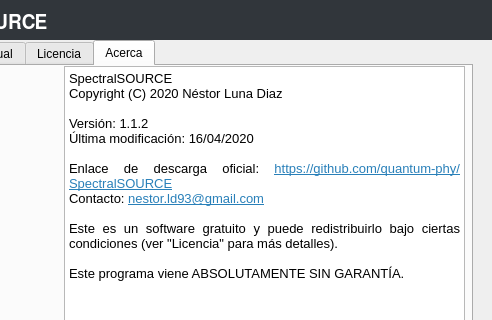
Qt form main.ui (nestor-ld93/SpectralSOURCE) before a commit; both pictures show x 308 to 800 and y 0 to 320 of the 800 by 600 pixel window.
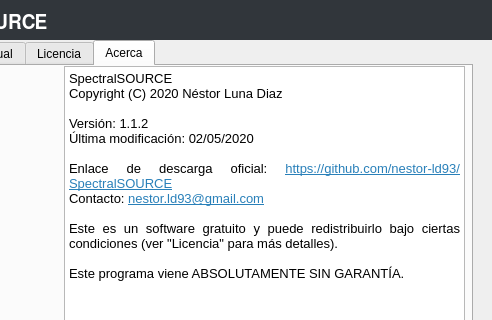
The same form after that commit. The open tabs and pages were chosen to show the change. Icons and pictures are not drawn.

Commit message: v1.1.2 (Correcciones menores)

The edit to the form file:
```diff
--- a/main.ui
+++ b/main.ui
@@ -1892,9 +1892,9 @@
 &lt;p align=&quot;justify&quot; style=&quot; margin-top:0px; margin-bottom:0px; margin-left:0px; margin-right:0px; -qt-block-indent:0; text-indent:0px;&quot;&gt;Copyright (C) 2020 Néstor Luna Diaz&lt;/p&gt;
 &lt;p align=&quot;justify&quot; style=&quot;-qt-paragraph-type:empty; margin-top:0px; margin-bottom:0px; margin-left:0px; margin-right:0px; -qt-block-indent:0; text-indent:0px;&quot;&gt;&lt;br /&gt;&lt;/p&gt;
 &lt;p align=&quot;justify&quot; style=&quot; margin-top:0px; margin-bottom:0px; margin-left:0px; margin-right:0px; -qt-block-indent:0; text-indent:0px;&quot;&gt;Versión: 1.1.2&lt;/p&gt;
-&lt;p align=&quot;justify&quot; style=&quot; margin-top:0px; margin-bottom:0px; margin-left:0px; margin-right:0px; -qt-block-indent:0; text-indent:0px;&quot;&gt;Última modificación: 16/04/2020&lt;/p&gt;
+&lt;p align=&quot;justify&quot; style=&quot; margin-top:0px; margin-bottom:0px; margin-left:0px; margin-right:0px; -qt-block-indent:0; text-indent:0px;&quot;&gt;Última modificación: 02/05/2020&lt;/p&gt;
 &lt;p align=&quot;justify&quot; style=&quot;-qt-paragraph-type:empty; margin-top:0px; margin-bottom:0px; margin-left:0px; margin-right:0px; -qt-block-indent:0; text-indent:0px;&quot;&gt;&lt;br /&gt;&lt;/p&gt;
-&lt;p align=&quot;justify&quot; style=&quot; margin-top:0px; margin-bottom:0px; margin-left:0px; margin-right:0px; -qt-block-indent:0; text-indent:0px;&quot;&gt;Enlace de descarga oficial: &lt;a href=&quot;https://github.com/quantum-phy/SpectralSOURCE&quot;&gt;&lt;span style=&quot; text-decoration: underline; color:#2980b9;&quot;&gt;https://github.com/quantum-phy/SpectralSOURCE&lt;/span&gt;&lt;/a&gt;&lt;/p&gt;
+&lt;p align=&quot;justify&quot; style=&quot; margin-top:0px; margin-bottom:0px; margin-left:0px; margin-right:0px; -qt-block-indent:0; text-indent:0px;&quot;&gt;Enlace de descarga oficial: &lt;a href=&quot;https://github.com/nestor-ld93/SpectralSOURCE&quot;&gt;&lt;span style=&quot; text-decoration: underline; color:#2980b9;&quot;&gt;https://github.com/nestor-ld93/SpectralSOURCE&lt;/span&gt;&lt;/a&gt;&lt;/p&gt;
 &lt;p align=&quot;justify&quot; style=&quot; margin-top:0px; margin-bottom:0px; margin-left:0px; margin-right:0px; -qt-block-indent:0; text-indent:0px;&quot;&gt;Contacto: &lt;a href=&quot;mailto:nestor.ld93@gmail.com&quot;&gt;&lt;span style=&quot; text-decoration: underline; color:#2980b9;&quot;&gt;nestor.ld93@gmail.com&lt;/span&gt;&lt;/a&gt;&lt;/p&gt;
 &lt;p align=&quot;justify&quot; style=&quot;-qt-paragraph-type:empty; margin-top:0px; margin-bottom:0px; margin-left:0px; margin-right:0px; -qt-block-indent:0; text-indent:0px;&quot;&gt;&lt;br /&gt;&lt;/p&gt;
 &lt;p align=&quot;justify&quot; style=&quot; margin-top:0px; margin-bottom:0px; margin-left:0px; margin-right:0px; -qt-block-indent:0; text-indent:0px;&quot;&gt;Este es un software gratuito y puede redistribuirlo bajo ciertas condiciones (ver &amp;quot;Licencia&amp;quot; para más detalles).&lt;/p&gt;
```
Left out of the diff: 2 changed lines with no effect on the pictures. The commit also changes 1 other file.
